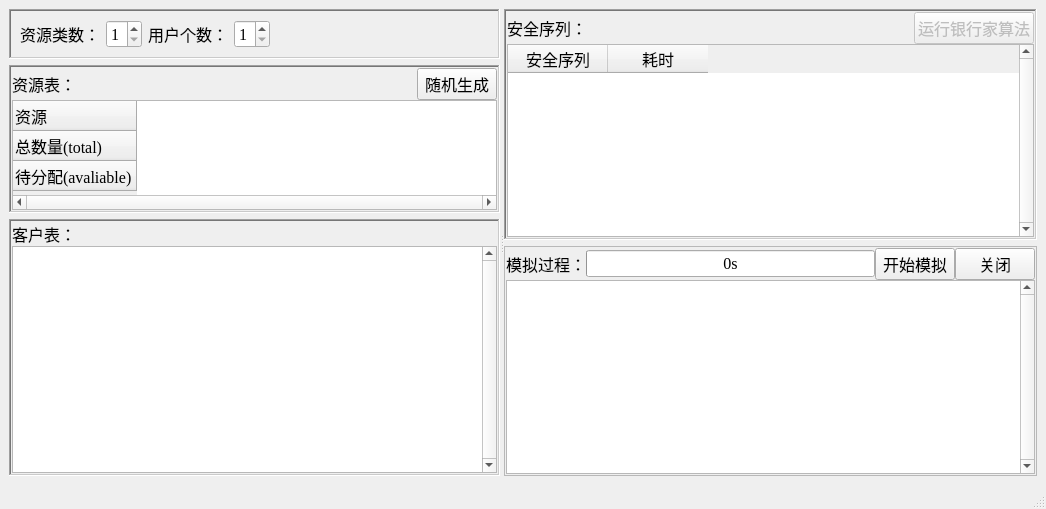
Above: BankerSimulation/mainwindow.ui from coderHeJiyu/BankerSimulation before the change. Below: the same form after it.
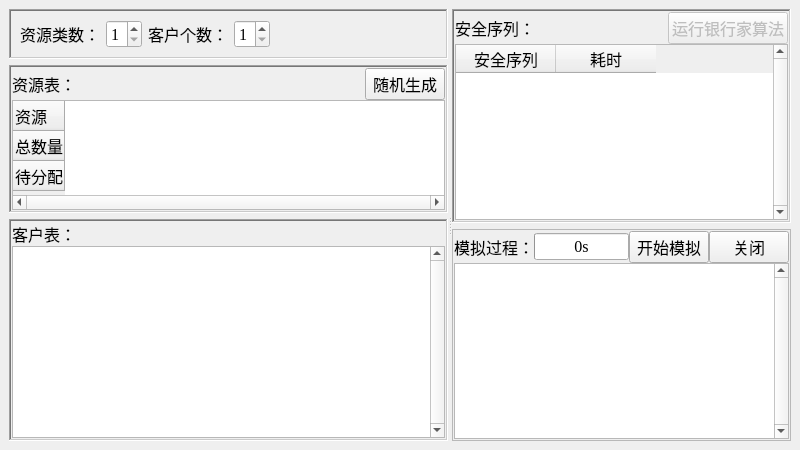
That is the form after the change.

```diff
--- a/BankerSimulation/mainwindow.ui
+++ b/BankerSimulation/mainwindow.ui
@@ -6,8 +6,8 @@
    <rect>
     <x>0</x>
     <y>0</y>
-    <width>1046</width>
-    <height>509</height>
+    <width>800</width>
+    <height>450</height>
    </rect>
   </property>
   <property name="font">
@@ -39,6 +39,12 @@
        <bool>true</bool>
       </property>
       <widget class="QWidget" name="widget" native="true">
+       <property name="sizePolicy">
+        <sizepolicy hsizetype="Preferred" vsizetype="Preferred">
+         <horstretch>3</horstretch>
+         <verstretch>0</verstretch>
+        </sizepolicy>
+       </property>
        <layout class="QVBoxLayout" name="verticalLayout_6">
         <property name="leftMargin">
          <number>0</number>
@@ -87,7 +93,7 @@
            <item>
             <widget class="QLabel" name="label_2">
              <property name="text">
-              <string>用户个数：</string>
+              <string>客户个数：</string>
              </property>
             </widget>
            </item>
@@ -223,12 +229,12 @@
              </row>
              <row>
               <property name="text">
-               <string>总数量(total)</string>
+               <string>总数量</string>
               </property>
              </row>
              <row>
               <property name="text">
-               <string>待分配(avaliable)</string>
+               <string>待分配</string>
               </property>
              </row>
             </widget>
@@ -298,6 +304,12 @@
        </layout>
       </widget>
       <widget class="QWidget" name="widget_2" native="true">
+       <property name="sizePolicy">
+        <sizepolicy hsizetype="Preferred" vsizetype="Preferred">
+         <horstretch>2</horstretch>
+         <verstretch>0</verstretch>
+        </sizepolicy>
+       </property>
        <layout class="QVBoxLayout" name="verticalLayout_4">
         <property name="leftMargin">
          <number>0</number>
@@ -480,9 +492,15 @@
              <property name="rowCount">
               <number>0</number>
              </property>
+             <attribute name="horizontalHeaderVisible">
+              <bool>false</bool>
+             </attribute>
              <attribute name="horizontalHeaderShowSortIndicator" stdset="0">
               <bool>false</bool>
              </attribute>
+             <attribute name="verticalHeaderVisible">
+              <bool>false</bool>
+             </attribute>
             </widget>
            </item>
           </layout>
@@ -494,7 +512,6 @@
     </item>
    </layout>
   </widget>
-  <widget class="QStatusBar" name="statusbar"/>
  </widget>
  <resources/>
  <connections>
```
Left out of the diff: 7 changed lines with no effect on the pictures.
